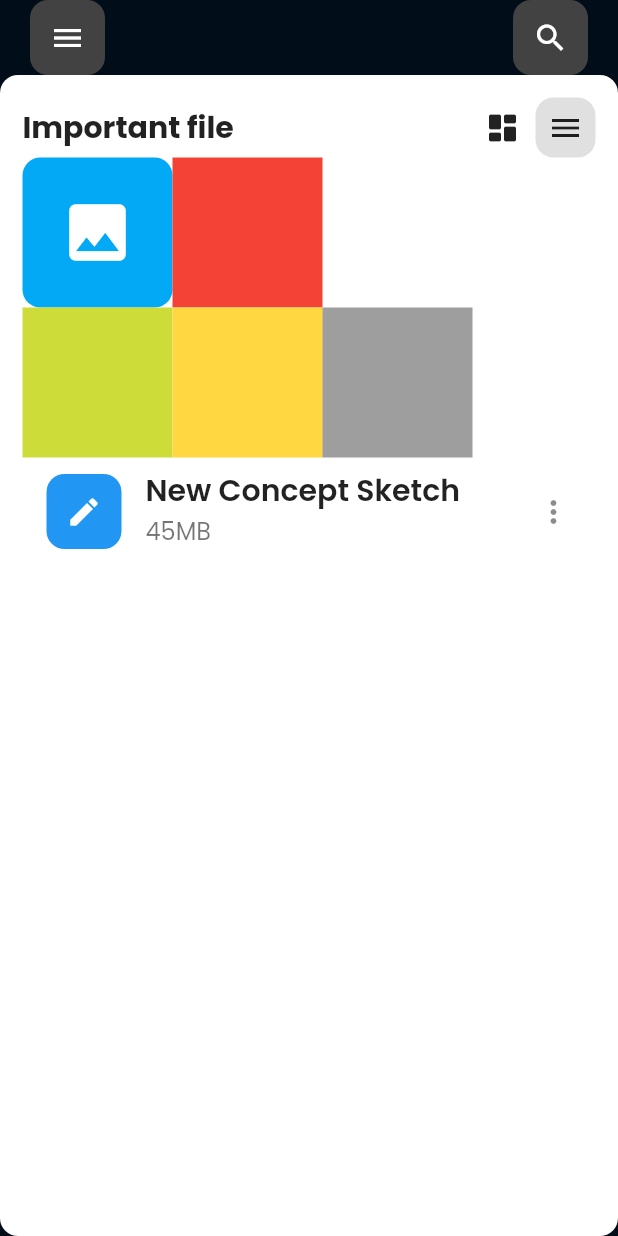
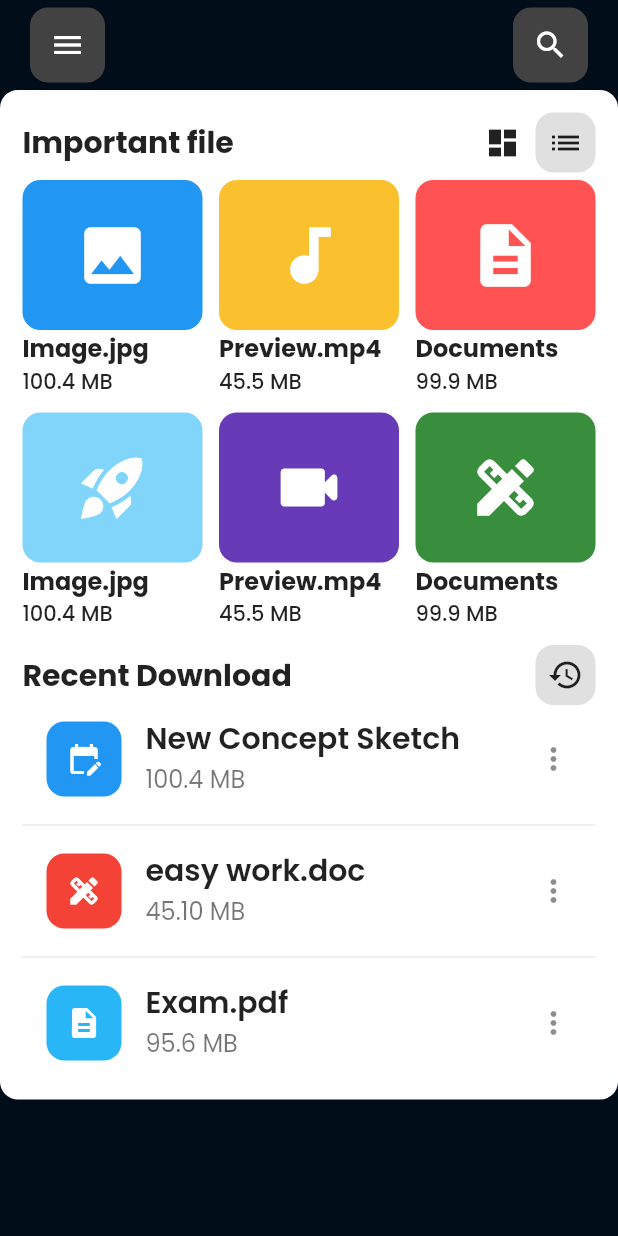
Before and after one commit to Ozurumba007/File-_manager_UI_app, a Flutter app: the screen it shows after launch, after a tap on "Internal Storage", on a phone screen of 412 x 824 dp. Run offline on Flutter 3.47's test engine with Material 2 defaults, Android fonts, the phone set to English and light mode, and no system bars; our stand-ins replace google_fonts.

Commit message:
created a file called short_cut_details.dart in the component folder \ added the shortcutDetail to the second page with the required parameters \ added a customListTile with divider seperating them \ deleted the recent file widget in the component folder \ added parameters in the textfile.dart

```diff
--- a/lib/component/recent_file.dart
+++ /dev/null
@@ -1,66 +0,0 @@
-import 'package:file_manager_app_ui/component/list_tile.dart';
-import 'package:file_manager_app_ui/component/text_file.dart';
-import 'package:flutter/material.dart';
-
-class Files extends StatelessWidget {
-  final String text;
-  final Widget? child;
-  const Files({
-    super.key,
-    required this.text,
-    this.child,
-  });
-
-  @override
-  Widget build(BuildContext context) {
-    return Expanded(
-      child: ClipRRect(
-        borderRadius: const BorderRadius.only(
-          topLeft: Radius.circular(20),
-          topRight: Radius.circular(20),
-        ),
-        child: Container(
-          color: Colors.white,
-          child: Center(
-            child: Padding(
-              padding: const EdgeInsets.symmetric(
-                horizontal: 15.0,
-                vertical: 5.0,
-              ),
-              child: Column(
-                children: [
-                  TextFile(text: text),
-                  Column(
-                    children: [
-                      // List Tile
-                      CustomListTile(
-                        title: 'Image.jpg',
-                        subTitle: '100.4 MB',
-                        icon: Icons.image,
-                        color: Colors.deepPurple,
-                      ),
-                      Divider(),
-                      CustomListTile(
-                        title: 'Preview.mp4',
-                        subTitle: '100.4 MB',
-                        icon: Icons.music_note_outlined,
-                        color: Colors.redAccent,
-                      ),
-                      Divider(),
-                      CustomListTile(
-                        title: 'Documents',
-                        subTitle: '95.6 MB',
-                        icon: Icons.document_scanner_outlined,
-                        color: Colors.lightBlue,
-                      ),
-                    ],
-                  ),
-                ],
-              ),
-            ),
-          ),
-        ),
-      ),
-    );
-  }
-}
--- /dev/null
+++ b/lib/component/short_cut_detail.dart
@@ -0,0 +1,56 @@
+import 'package:flutter/material.dart';
+import 'package:google_fonts/google_fonts.dart';
+
+class ShortCutDetail extends StatelessWidget {
+  final Color iconColor;
+  final IconData icon;
+  final Color containerColor;
+  final String title;
+  final String subTitle;
+
+  const ShortCutDetail({
+    super.key,
+    required this.iconColor,
+    required this.containerColor,
+    required this.title,
+    required this.subTitle,
+    required this.icon,
+  });
+
+  @override
+  Widget build(BuildContext context) {
+    return Column(
+      crossAxisAlignment: CrossAxisAlignment.start,
+      children: [
+        Container(
+          height: 100,
+          width: 120,
+          decoration: BoxDecoration(
+            borderRadius: BorderRadius.circular(12),
+            color: containerColor,
+          ),
+          child: Icon(
+            icon,
+            color: iconColor,
+            size: 50,
+          ),
+        ),
+        Text(
+          title,
+          style: GoogleFonts.poppins(
+            fontSize: 16,
+            fontWeight: FontWeight.bold,
+          ),
+        ),
+        Text(
+          subTitle,
+          style: GoogleFonts.poppins(
+            fontSize: 14,
+            fontWeight: FontWeight.w500,
+            // color: Colors.white,
+          ),
+        ),
+      ],
+    );
+  }
+}
--- a/lib/component/text_file.dart
+++ b/lib/component/text_file.dart
@@ -2,9 +2,16 @@ import 'package:flutter/material.dart';
 import 'package:google_fonts/google_fonts.dart';
 
 class TextFile extends StatelessWidget {
+  final IconData? icon;
+  final IconData? secondIcon;
   final String text;
 
-  const TextFile({super.key, required this.text});
+  const TextFile({
+    super.key,
+    required this.text,
+    this.icon,
+    this.secondIcon,
+  });
 
   @override
   Widget build(BuildContext context) {
@@ -21,7 +28,7 @@ class TextFile extends StatelessWidget {
         ),
         Row(
           children: [
-            const Icon(Icons.dashboard_rounded),
+            Icon(icon),
             const SizedBox(width: 10),
             Container(
               height: 40,
@@ -30,7 +37,7 @@ class TextFile extends StatelessWidget {
                 color: Colors.grey[300],
                 borderRadius: BorderRadius.circular(12),
               ),
-              child: const Icon(Icons.menu),
+              child: Icon(secondIcon),
             ),
           ],
         ),
--- a/lib/page/home_page.dart
+++ b/lib/page/home_page.dart
@@ -2,10 +2,12 @@
 
 import 'package:file_manager_app_ui/component/custom_app_bar.dart';
 import 'package:file_manager_app_ui/component/folder_structure.dart';
-import 'package:file_manager_app_ui/component/recent_file.dart';
 import 'package:file_manager_app_ui/page/second_page.dart';
 import 'package:flutter/material.dart';
 import 'package:google_fonts/google_fonts.dart';
+
+import '../component/list_tile.dart';
+import '../component/text_file.dart';
 
 class HomePage extends StatefulWidget {
   const HomePage({super.key});
@@ -103,9 +105,54 @@ class _HomePageState extends State<HomePage> {
             const SizedBox(height: 10),
 
             // recent file + list Tile
-            Files(
-              text: 'Recent Files',
-            ),
+            Expanded(
+              child: ClipRRect(
+                borderRadius: const BorderRadius.only(
+                  topLeft: Radius.circular(20),
+                  topRight: Radius.circular(20),
+                ),
+                child: Container(
+                  color: Colors.white,
+                  child: Center(
+                    child: Padding(
+                      padding: const EdgeInsets.symmetric(
+                        horizontal: 15.0,
+                        vertical: 5.0,
+                      ),
+                      child: Column(
+                        children: [
+                          TextFile(
+                            text: 'Recent File',
+                            icon: Icons.dashboard,
+                            secondIcon: Icons.list,
+                          ),
+                          CustomListTile(
+                            subTitle: '100.4 MB',
+                            title: 'Image.jpg',
+                            icon: Icons.image,
+                            color: Colors.purple.shade800,
+                          ),
+                          Divider(),
+                          CustomListTile(
+                            subTitle: '95.6 MB',
+                            title: 'Preview.mp4',
+                            icon: Icons.audiotrack,
+                            color: Colors.red.shade400,
+                          ),
+                          Divider(),
+                          CustomListTile(
+                            subTitle: '95.6 MB',
+                            title: 'Preview.mp4',
+                            icon: Icons.description,
+                            color: Colors.blue.shade400,
+                          ),
+                        ],
+                      ),
+                    ),
+                  ),
+                ),
+              ),
+            )
           ],
         ),
       ),
--- a/lib/page/second_page.dart
+++ b/lib/page/second_page.dart
@@ -2,6 +2,7 @@
 
 import 'package:file_manager_app_ui/component/custom_app_bar.dart';
 import 'package:file_manager_app_ui/component/list_tile.dart';
+import 'package:file_manager_app_ui/component/short_cut_detail.dart';
 import 'package:file_manager_app_ui/component/text_file.dart';
 import 'package:flutter/material.dart';
 
@@ -20,8 +21,11 @@ class _SecondPageState extends State<SecondPage> {
       body: SafeArea(
         child: Column(
           children: [
+            SizedBox(height: 5),
             CustomAppBar(),
+            SizedBox(height: 5),
             Expanded(
+              child: SingleChildScrollView(
                 child: Container(
                   decoration: BoxDecoration(
                     borderRadius: BorderRadius.circular(12),
@@ -31,59 +35,92 @@ class _SecondPageState extends State<SecondPage> {
                     padding: const EdgeInsets.all(15.0),
                     child: Column(
                       children: [
-                      TextFile(text: 'Important file'),
+                        TextFile(
+                          text: 'Important file',
+                          icon: Icons.dashboard,
+                          secondIcon: Icons.list,
+                        ),
+                        SizedBox(height: 5),
                         Row(
+                          mainAxisAlignment: MainAxisAlignment.spaceBetween,
                           children: [
-                          Column(
-                            children: [
-                              Container(
-                                height: 100,
-                                width: 100,
-                                decoration: BoxDecoration(
-                                  borderRadius: BorderRadius.circular(12),
-                                  color: Colors.lightBlue,
+                            ShortCutDetail(
+                              iconColor: Colors.white,
+                              containerColor: Colors.blue,
+                              icon: Icons.image,
+                              title: 'Image.jpg',
+                              subTitle: '100.4 MB',
                             ),
-                                child: Icon(
-                                  Icons.image,
-                                  color: Colors.white,
-                                  size: 50,
+                            ShortCutDetail(
+                              iconColor: Colors.white,
+                              containerColor: Colors.yellow.shade700,
+                              icon: Icons.audiotrack,
+                              title: 'Preview.mp4',
+                              subTitle: '45.5 MB',
                             ),
+                            ShortCutDetail(
+                              iconColor: Colors.white,
+                              containerColor: Colors.redAccent,
+                              icon: Icons.description,
+                              title: 'Documents',
+                              subTitle: '99.9 MB',
                             ),
                           ],
                         ),
-                          Container(
-                            height: 100,
-                            width: 100,
-                            color: Colors.red,
+                        SizedBox(height: 10),
+                        Row(
+                          mainAxisAlignment: MainAxisAlignment.spaceBetween,
+                          children: [
+                            ShortCutDetail(
+                              iconColor: Colors.white,
+                              containerColor: Colors.lightBlue.shade200,
+                              icon: Icons.rocket_launch,
+                              title: 'Image.jpg',
+                              subTitle: '100.4 MB',
+                            ),
+                            ShortCutDetail(
+                              iconColor: Colors.white,
+                              containerColor: Colors.deepPurple,
+                              icon: Icons.videocam_rounded,
+                              title: 'Preview.mp4',
+                              subTitle: '45.5 MB',
+                            ),
+                            ShortCutDetail(
+                              iconColor: Colors.white,
+                              containerColor: Colors.green.shade700,
+                              icon: Icons.design_services,
+                              title: 'Documents',
+                              subTitle: '99.9 MB',
                             ),
                           ],
                         ),
-                      Row(
-                        children: [
-                          Container(
-                            color: Colors.lime,
-                            height: 100,
-                            width: 100,
+                        SizedBox(height: 10),
+                        TextFile(
+                          text: 'Recent Download',
+                          secondIcon: Icons.restore_sharp,
                         ),
-                          Container(
-                            height: 100,
-                            width: 100,
-                            color: Colors.amberAccent,
+                        CustomListTile(
+                          subTitle: '100.4 MB',
+                          title: 'New Concept Sketch',
+                          icon: Icons.edit_calendar,
+                          color: Colors.blue,
                         ),
-                          Container(
-                            height: 100,
-                            width: 100,
-                            color: Colors.black38,
+                        Divider(),
+                        CustomListTile(
+                          subTitle: '45.10 MB',
+                          title: 'easy work.doc',
+                          icon: Icons.design_services,
+                          color: Colors.red,
+                        ),
+                        Divider(),
+                        CustomListTile(
+                          subTitle: '95.6 MB',
+                          title: 'Exam.pdf',
+                          icon: Icons.description,
+                          color: Colors.lightBlue.shade400,
                         ),
                       ],
                     ),
-                      CustomListTile(
-                        subTitle: '45MB',
-                        title: 'New Concept Sketch',
-                        icon: Icons.edit,
-                        color: Colors.blue,
-                      )
-                    ],
                   ),
                 ),
               ),
```
Lines whose indentation alone changed are shown as unchanged.
